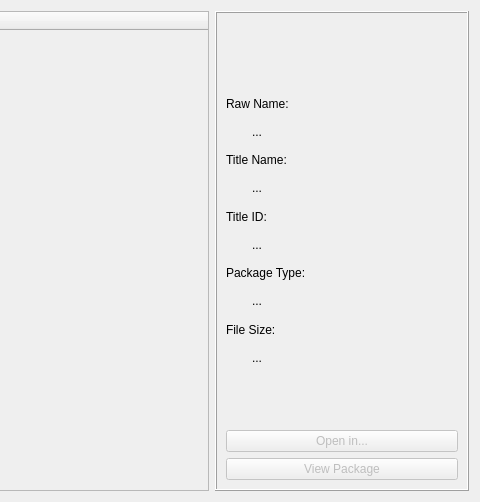
hetelek/Velocity, file Velocity/devicecontentviewer.ui: the form before one commit; both pictures show x 437 to 917 and y 0 to 502 of the 917 by 502 pixel window.
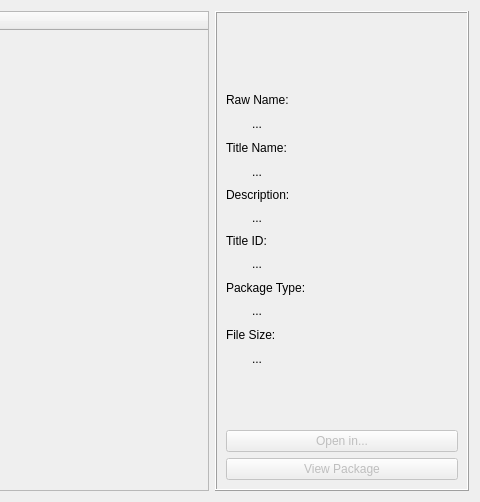
The form after the commit. Icons and pictures are not drawn. Custom widgets are drawn as their Qt base class.

Commit message:
Fix side panel label text
Empty strings are replaced with '...'

```diff
--- a/Velocity/devicecontentviewer.ui
+++ b/Velocity/devicecontentviewer.ui
@@ -243,6 +243,44 @@
             </item>
             <item>
              <layout class="QVBoxLayout" name="verticalLayout_3">
+              <item>
+               <layout class="QVBoxLayout" name="verticalLayout_10">
+                <item>
+                 <widget class="QLabel" name="label_6">
+                  <property name="text">
+                   <string>Description:</string>
+                  </property>
+                 </widget>
+                </item>
+                <item>
+                 <layout class="QHBoxLayout" name="horizontalLayout_9" stretch="1,8">
+                  <item>
+                   <spacer name="horizontalSpacer_9">
+                    <property name="orientation">
+                     <enum>Qt::Horizontal</enum>
+                    </property>
+                    <property name="sizeHint" stdset="0">
+                     <size>
+                      <width>40</width>
+                      <height>20</height>
+                     </size>
+                    </property>
+                   </spacer>
+                  </item>
+                  <item>
+                   <widget class="QLabel" name="lblDescription">
+                    <property name="text">
+                     <string>...</string>
+                    </property>
+                    <property name="wordWrap">
+                     <bool>true</bool>
+                    </property>
+                   </widget>
+                  </item>
+                 </layout>
+                </item>
+               </layout>
+              </item>
               <item>
                <widget class="QLabel" name="label_3">
                 <property name="text">
@@ -402,6 +440,13 @@
    </item>
   </layout>
  </widget>
+ <customwidgets>
+  <customwidget>
+   <class>DragDropTreeWidget</class>
+   <extends>QTreeWidget</extends>
+   <header>dragdroptreewidget.h</header>
+  </customwidget>
+ </customwidgets>
  <resources>
   <include location="Resources.qrc"/>
  </resources>
```
Left out of the diff: 8 changed lines with no effect on the pictures. The commit also changes 2 other files.
